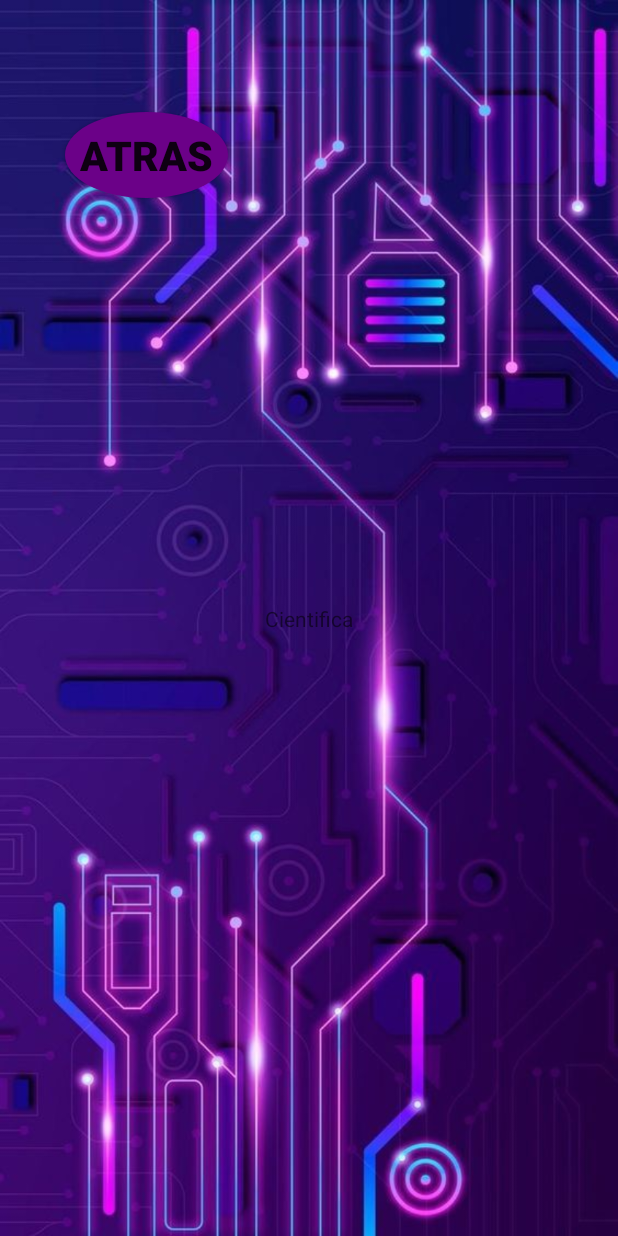
After one commit to DavidDIaz0504/Calculadoratest, an Android app: the Maincntf screen opened directly, with no data from a screen before it, on a phone screen of 412 x 824 dp. The commit adds this screen. Run offline under Robolectric (Android 15) with nearby library versions, the phone set to English and light mode, and no system bars.

Commit message:
Ver3 modificacion de archivos y actualizando de layouts

```diff
--- /dev/null
+++ b/app/src/main/java/com/DavidEstebanDiazArguello_CalculadoraAPP/Maincntf.java
@@ -0,0 +1,29 @@
+package com.DavidEstebanDiazArguello_CalculadoraAPP;
+
+import android.annotation.SuppressLint;
+import android.content.Intent;
+import android.os.Bundle;
+import android.view.View;
+import android.widget.Button;
+
+import androidx.appcompat.app.AppCompatActivity;
+
+public class Maincntf extends AppCompatActivity {
+
+    protected void onCreate(Bundle savedInstanceState) {
+        super.onCreate(savedInstanceState);
+        setContentView(R.layout.cntf);
+
+
+
+        @SuppressLint({"MissingInflatedId", "LocalSuppress"}) Button BtnBack= findViewById(R.id.back);
+        BtnBack.setOnClickListener(new View.OnClickListener() {
+            @Override
+            public void onClick(View v) {
+                Intent intent = new Intent(Maincntf.this, MainActivity.class);
+                startActivity(intent);
+            }
+        });
+    }
+
+}
--- /dev/null
+++ b/app/src/main/res/drawable/centi.xml
@@ -0,0 +1,5 @@
+<?xml version="1.0" encoding="utf-8"?>
+<shape xmlns:android="http://schemas.android.com/apk/res/android"
+    android:shape="oval">
+    <solid android:color="@color/Lila"/>
+</shape>
--- /dev/null
+++ b/app/src/main/res/drawable/shape1.xml
@@ -0,0 +1,5 @@
+<?xml version="1.0" encoding="utf-8"?>
+<shape xmlns:android="http://schemas.android.com/apk/res/android"
+    android:shape="oval">
+    <solid android:color="@color/purple"/>
+</shape>
--- /dev/null
+++ b/app/src/main/res/drawable/shape2.xml
@@ -0,0 +1,5 @@
+<?xml version="1.0" encoding="utf-8"?>
+<shape xmlns:android="http://schemas.android.com/apk/res/android"
+    android:shape="oval">
+    <solid android:color="@color/white"/>
+</shape>
--- /dev/null
+++ b/app/src/main/res/layout/cntf.xml
@@ -0,0 +1,31 @@
+<?xml version="1.0" encoding="utf-8"?>
+<androidx.constraintlayout.widget.ConstraintLayout xmlns:android="http://schemas.android.com/apk/res/android"
+    xmlns:app="http://schemas.android.com/apk/res-auto"
+    xmlns:tools="http://schemas.android.com/tools"
+    android:layout_width="match_parent"
+    android:layout_height="match_parent"
+    android:background="@drawable/circuitsp">
+
+    <TextView
+        android:id="@+id/l2tcenti"
+        android:layout_width="wrap_content"
+        android:layout_height="wrap_content"
+        android:text="Cientifica"
+        app:layout_constraintBottom_toBottomOf="parent"
+        app:layout_constraintEnd_toEndOf="parent"
+        app:layout_constraintStart_toStartOf="parent"
+        app:layout_constraintTop_toTopOf="parent" />
+
+    <Button
+        android:id="@+id/back"
+        style="@style/Btn1"
+        android:layout_width="wrap_content"
+        android:layout_height="wrap_content"
+        android:text="Atras"
+        app:layout_constraintBottom_toBottomOf="parent"
+        app:layout_constraintEnd_toEndOf="parent"
+        app:layout_constraintHorizontal_bias="0.117"
+        app:layout_constraintStart_toStartOf="parent"
+        app:layout_constraintTop_toTopOf="parent"
+        app:layout_constraintVertical_bias="0.087" />
+</androidx.constraintlayout.widget.ConstraintLayout>
--- a/app/src/main/res/values/colors.xml
+++ b/app/src/main/res/values/colors.xml
@@ -2,5 +2,6 @@
 <resources>
     <color name="black">#FF000000</color>
     <color name="Lila">#C902FF</color>
+    <color name="purple">#6B0188</color>
     <color name="white">#FFFFFFFF</color>
 </resources>
```
Also changed, not shown: app/src/main/AndroidManifest.xml (+8 -2 lines), app/src/main/java/com/DavidEstebanDiazArguello_CalculadoraAPP/MainActivity.java (+36 -21 lines), app/src/main/res/layout/activity_main.xml (+29 -12 lines), app/src/main/res/values/themes.xml (+11 -0 lines), app/src/main/res/drawable/circuits.jpg (added), app/src/main/res/drawable/circuitsp.jpg (added), 1 other file.
